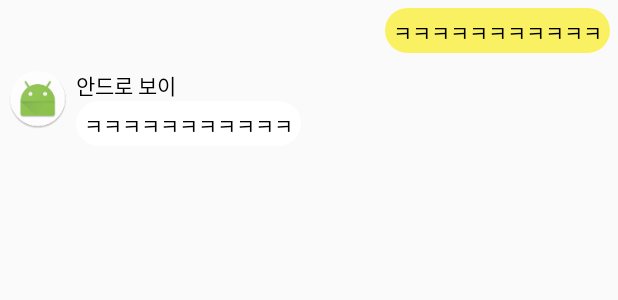
After one commit to cho881020/AlgorithmTest, an Android app: the layout chatting_list_item.xml on its own in the app's theme, with its tools: preview values and no code run, on a phone screen of 412 x 824 dp. The commit adds this screen. Shown: the top 300 px of the screen. Run offline under Robolectric (Android 15) with nearby library versions, the phone set to English and light mode, and no system bars.

Commit message:
야구게임 챗봇기능까지 구현.

```diff
--- a/app/src/main/AndroidManifest.xml
+++ b/app/src/main/AndroidManifest.xml
@@ -19,7 +19,8 @@
         <activity android:name=".Test01Activity" />
         <activity android:name=".Test02Activity" />
         <activity android:name=".Test03Activity" />
-        <activity android:name=".Test04Activity"></activity>
+        <activity android:name=".Test04Activity" />
+        <activity android:name=".Test05Activity"></activity>
     </application>
 
 </manifest>
--- /dev/null
+++ b/app/src/main/res/drawable/my_message_content_radius_box.xml
@@ -0,0 +1,12 @@
+<?xml version="1.0" encoding="utf-8"?>
+<layer-list xmlns:android="http://schemas.android.com/apk/res/android">
+
+    <item>
+        <shape>
+            <corners
+                android:radius="15dp" />
+            <solid
+                android:color="#F9F161" />
+        </shape>
+    </item>
+</layer-list>
--- /dev/null
+++ b/app/src/main/res/drawable/opponent_message_content_radius_box.xml
@@ -0,0 +1,12 @@
+<?xml version="1.0" encoding="utf-8"?>
+<layer-list xmlns:android="http://schemas.android.com/apk/res/android">
+
+    <item>
+        <shape>
+            <corners
+                android:radius="15dp" />
+            <solid
+                android:color="#FFFFFF" />
+        </shape>
+    </item>
+</layer-list>
--- /dev/null
+++ b/app/src/main/res/layout/chatting_list_item.xml
@@ -0,0 +1,77 @@
+<?xml version="1.0" encoding="utf-8"?>
+<LinearLayout xmlns:android="http://schemas.android.com/apk/res/android"
+    android:layout_width="match_parent"
+    android:layout_height="match_parent"
+    android:orientation="vertical">
+
+    <LinearLayout
+        android:id="@+id/myMessageLayout"
+        android:layout_width="match_parent"
+        android:layout_height="wrap_content"
+        android:gravity="right|center_vertical"
+        android:orientation="horizontal"
+        android:padding="5dp">
+
+
+        <TextView
+            android:id="@+id/myMessageTxt"
+            android:layout_width="wrap_content"
+            android:layout_height="30dp"
+            android:background="@drawable/my_message_content_radius_box"
+            android:gravity="center"
+            android:padding="5dp"
+            android:text="ㅋㅋㅋㅋㅋㅋㅋㅋㅋㅋㅋ"
+            android:textColor="#000000" />
+
+    </LinearLayout>
+
+    <LinearLayout
+        android:id="@+id/cpuMessageLayout"
+        android:layout_width="match_parent"
+        android:layout_height="wrap_content"
+        android:padding="5dp"
+        android:orientation="horizontal">
+
+
+        <ImageView
+            android:src="@mipmap/ic_launcher_round"
+            android:layout_width="40dp"
+            android:layout_height="40dp" />
+
+        <LinearLayout
+            android:layout_marginLeft="5dp"
+            android:layout_width="match_parent"
+            android:layout_height="wrap_content"
+            android:orientation="vertical">
+
+            <TextView
+                android:layout_width="wrap_content"
+                android:layout_height="wrap_content"
+                android:text="안드로 보이"
+                android:textColor="#000000"/>
+
+            <LinearLayout
+                android:layout_width="match_parent"
+                android:layout_height="wrap_content"
+                android:orientation="horizontal">
+                <TextView
+                    android:id="@+id/cpuMessageTxt"
+                    android:layout_width="wrap_content"
+                    android:layout_height="30dp"
+                    android:background="@drawable/opponent_message_content_radius_box"
+                    android:gravity="center"
+                    android:padding="5dp"
+                    android:text="ㅋㅋㅋㅋㅋㅋㅋㅋㅋㅋㅋ"
+                    android:textColor="#000000" />
+
+
+
+            </LinearLayout>
+
+
+        </LinearLayout>
+
+    </LinearLayout>
+
+
+</LinearLayout>
```
Also changed, not shown: app/src/main/java/kr/co/tjeit/algorithmtest/BaseActivity.java (added, +18 -0 lines), app/src/main/java/kr/co/tjeit/algorithmtest/MainActivity.java (+10 -0 lines), app/src/main/java/kr/co/tjeit/algorithmtest/Test05Activity.java (added, +152 -0 lines), app/src/main/java/kr/co/tjeit/algorithmtest/adapter/ChattingAdapter.java (added, +95 -0 lines), app/src/main/java/kr/co/tjeit/algorithmtest/data/ChattingData.java (added, +37 -0 lines), app/src/main/res/layout/activity_main.xml (+7 -0 lines), app/src/main/res/layout/activity_test05.xml (added, +40 -0 lines).
